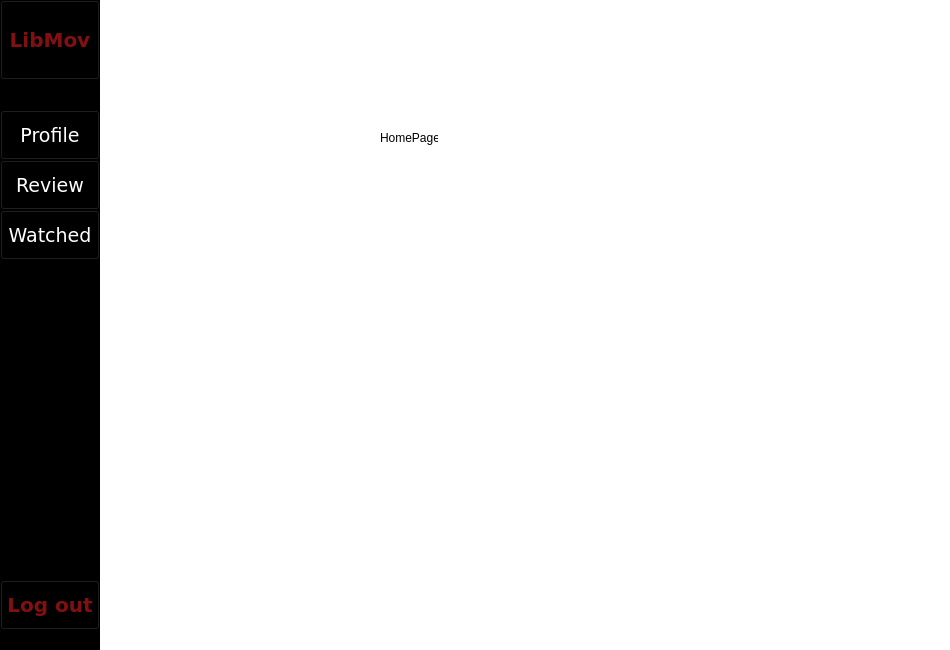
Old version of the form HomePageUi.ui in the repository gkasita/LibMov_SEP.
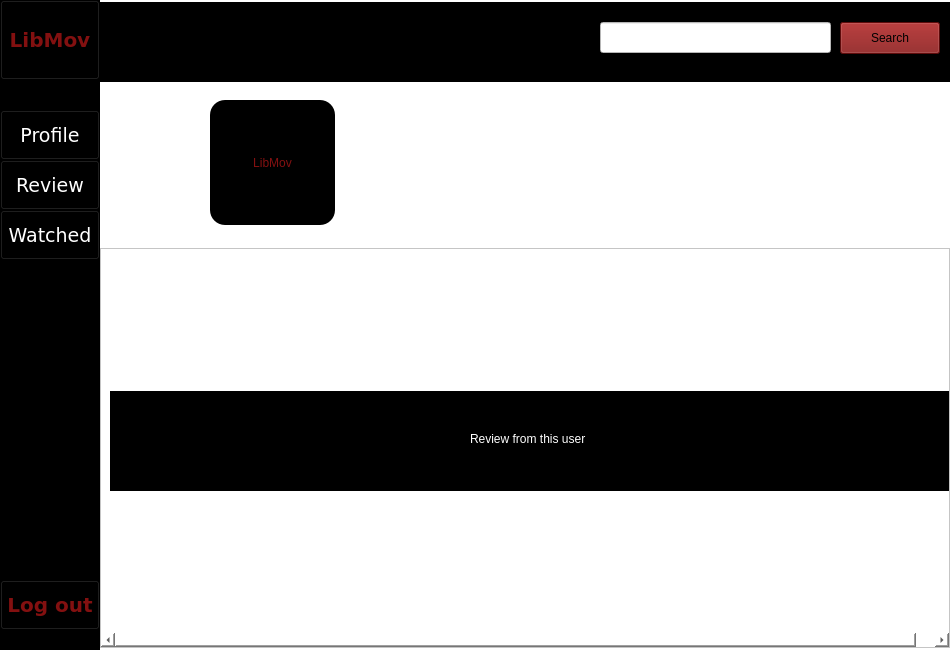
New version of the form.

```diff
--- a/HomePageUi.ui
+++ b/HomePageUi.ui
@@ -232,18 +232,217 @@
     </property>
    </widget>
   </widget>
-  <widget class="QLabel" name="label">
+  <widget class="QWidget" name="widget" native="true">
    <property name="geometry">
     <rect>
-     <x>380</x>
-     <y>130</y>
-     <width>58</width>
-     <height>16</height>
+     <x>100</x>
+     <y>0</y>
+     <width>850</width>
+     <height>650</height>
     </rect>
    </property>
-   <property name="text">
-    <string>HomePage</string>
+   <property name="minimumSize">
+    <size>
+     <width>850</width>
+     <height>650</height>
+    </size>
    </property>
+   <property name="maximumSize">
+    <size>
+     <width>850</width>
+     <height>650</height>
+    </size>
+   </property>
+   <layout class="QVBoxLayout" name="verticalLayout">
+    <property name="spacing">
+     <number>-1</number>
+    </property>
+    <property name="leftMargin">
+     <number>0</number>
+    </property>
+    <property name="topMargin">
+     <number>0</number>
+    </property>
+    <property name="rightMargin">
+     <number>0</number>
+    </property>
+    <property name="bottomMargin">
+     <number>0</number>
+    </property>
+    <item>
+     <widget class="QWidget" name="widget_2" native="true">
+      <property name="minimumSize">
+       <size>
+        <width>850</width>
+        <height>80</height>
+       </size>
+      </property>
+      <property name="maximumSize">
+       <size>
+        <width>850</width>
+        <height>80</height>
+       </size>
+      </property>
+      <property name="styleSheet">
+       <string notr="true">background-color: rgb(0, 0, 0);</string>
+      </property>
+      <widget class="QLineEdit" name="lineEdit">
+       <property name="geometry">
+        <rect>
+         <x>500</x>
+         <y>20</y>
+         <width>231</width>
+         <height>31</height>
+        </rect>
+       </property>
+       <property name="styleSheet">
+        <string notr="true">background-color: rgb(255, 255, 255);</string>
+       </property>
+      </widget>
+      <widget class="QPushButton" name="pushButton">
+       <property name="geometry">
+        <rect>
+         <x>740</x>
+         <y>20</y>
+         <width>100</width>
+         <height>32</height>
+        </rect>
+       </property>
+       <property name="styleSheet">
+        <string notr="true">background-color: rgb(131, 16, 16);</string>
+       </property>
+       <property name="text">
+        <string>Search</string>
+       </property>
+      </widget>
+     </widget>
+    </item>
+    <item>
+     <widget class="QWidget" name="widget_3" native="true">
+      <property name="minimumSize">
+       <size>
+        <width>850</width>
+        <height>150</height>
+       </size>
+      </property>
+      <property name="maximumSize">
+       <size>
+        <width>850</width>
+        <height>150</height>
+       </size>
+      </property>
+      <widget class="QPushButton" name="pushButton_2">
+       <property name="geometry">
+        <rect>
+         <x>110</x>
+         <y>10</y>
+         <width>125</width>
+         <height>125</height>
+        </rect>
+       </property>
+       <property name="minimumSize">
+        <size>
+         <width>125</width>
+         <height>125</height>
+        </size>
+       </property>
+       <property name="maximumSize">
+        <size>
+         <width>125</width>
+         <height>125</height>
+        </size>
+       </property>
+       <property name="styleSheet">
+        <string notr="true">background-color: rgb(0, 0, 0);
+color: rgb(131, 16, 16);
+border-radius: 15px</string>
+       </property>
+       <property name="text">
+        <string>LibMov</string>
+       </property>
+      </widget>
+      <widget class="QLabel" name="pf_label">
+       <property name="geometry">
+        <rect>
+         <x>290</x>
+         <y>20</y>
+         <width>341</width>
+         <height>111</height>
+        </rect>
+       </property>
+       <property name="text">
+        <string/>
+       </property>
+      </widget>
+     </widget>
+    </item>
+    <item>
+     <widget class="QScrollArea" name="scrollArea">
+      <property name="minimumSize">
+       <size>
+        <width>850</width>
+        <height>400</height>
+       </size>
+      </property>
+      <property name="maximumSize">
+       <size>
+        <width>850</width>
+        <height>400</height>
+       </size>
+      </property>
+      <property name="widgetResizable">
+       <bool>true</bool>
+      </property>
+      <widget class="QWidget" name="scrollAreaWidgetContents">
+       <property name="geometry">
+        <rect>
+         <x>0</x>
+         <y>0</y>
+         <width>874</width>
+         <height>398</height>
+        </rect>
+       </property>
+       <layout class="QVBoxLayout" name="verticalLayout_2">
+        <item>
+         <widget class="QWidget" name="widget_4" native="true">
+          <property name="minimumSize">
+           <size>
+            <width>850</width>
+            <height>100</height>
+           </size>
+          </property>
+          <property name="maximumSize">
+           <size>
+            <width>850</width>
+            <height>100</height>
+           </size>
+          </property>
+          <property name="styleSheet">
+           <string notr="true">background-color: rgb(0, 0, 0);</string>
+          </property>
+          <widget class="QLabel" name="label">
+           <property name="geometry">
+            <rect>
+             <x>360</x>
+             <y>40</y>
+             <width>271</width>
+             <height>16</height>
+            </rect>
+           </property>
+           <property name="styleSheet">
+            <string notr="true">color: rgb(255, 255, 255);</string>
+           </property>
+           <property name="text">
+            <string>Review from this user</string>
+           </property>
+          </widget>
+         </widget>
+        </item>
+       </layout>
+      </widget>
+     </widget>
+    </item>
+   </layout>
   </widget>
  </widget>
  <resources/>
```
